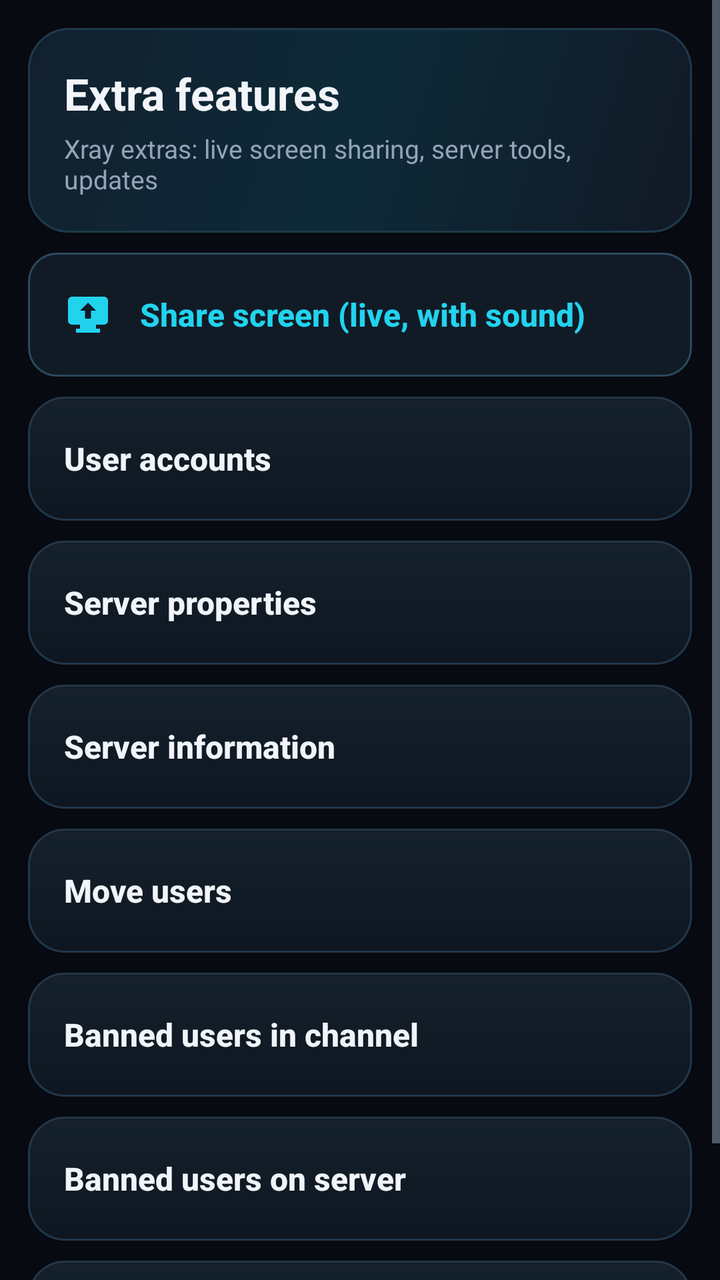
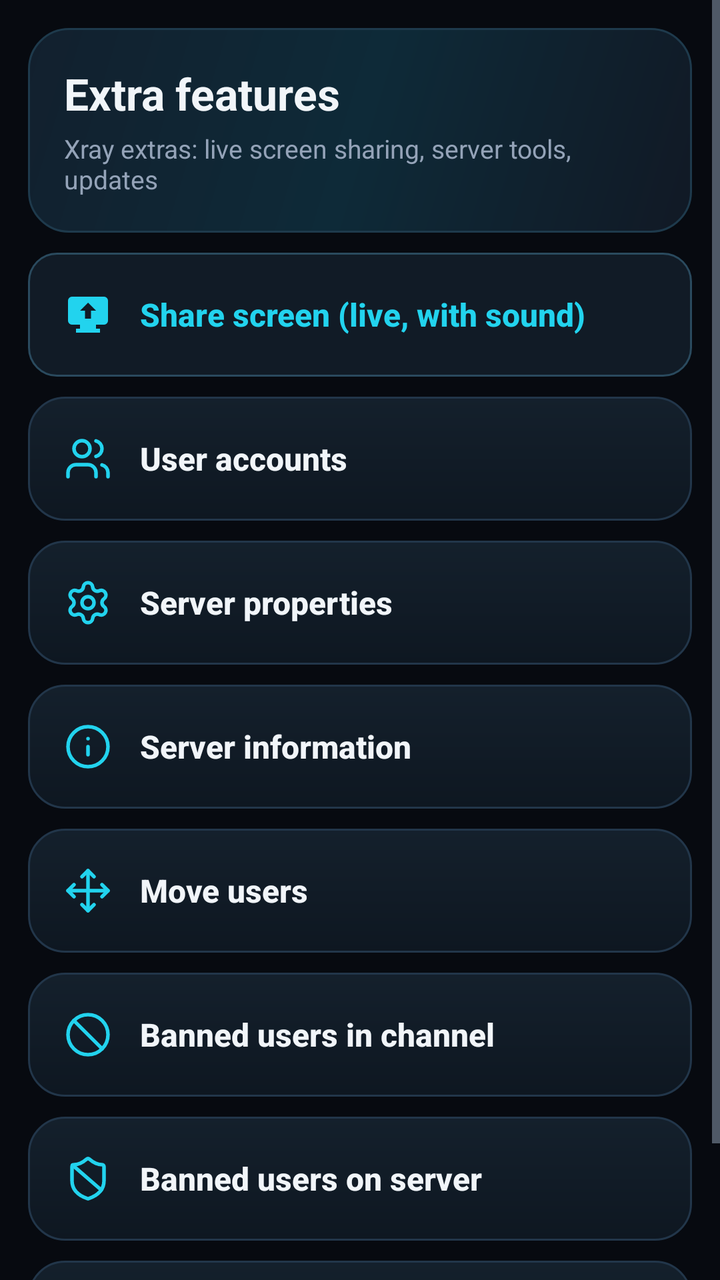

Two renders of the same Android screen: before a commit and after it. Below are the layout's source before the change and the commit's diff.
<!-- AndroidManifest.xml: application theme AppTheme -->
<!-- res/layout/activity_xray_admin.xml -->
<?xml version="1.0" encoding="utf-8"?>
<ScrollView xmlns:android="http://schemas.android.com/apk/res/android"
    android:layout_width="match_parent"
    android:layout_height="match_parent"
    android:background="@color/xray_bg"
    android:fillViewport="true">

    <LinearLayout
        android:layout_width="match_parent"
        android:layout_height="wrap_content"
        android:orientation="vertical"
        android:paddingStart="14dp"
        android:paddingTop="14dp"
        android:paddingEnd="14dp"
        android:paddingBottom="24dp">

        <LinearLayout
            android:layout_width="match_parent"
            android:layout_height="wrap_content"
            android:background="@drawable/xray_hero"
            android:orientation="vertical"
            android:padding="18dp">

            <TextView
                android:id="@+id/txt_xray_admin_title"
                android:layout_width="match_parent"
                android:layout_height="wrap_content"
                android:text="@string/xray_admin"
                android:textColor="@color/xray_text"
                android:textSize="22sp"
                android:textStyle="bold" />

            <TextView
                android:layout_width="match_parent"
                android:layout_height="wrap_content"
                android:layout_marginTop="4dp"
                android:text="@string/xray_admin_subtitle"
                android:textColor="@color/xray_text_dim"
                android:textSize="13sp" />
        </LinearLayout>

        <Button
            android:id="@+id/btn_xray_share"
            style="@style/XrayAccentTile"
            android:drawableStart="@drawable/xray_ic_share"
            android:drawablePadding="14dp"
            android:text="@string/xray_hub_share" />

        <Button
            android:id="@+id/btn_xray_user_accounts"
            style="@style/XrayTile"
            android:text="@string/xray_user_accounts" />

        <Button
            android:id="@+id/btn_xray_server_props"
            style="@style/XrayTile"
            android:text="@string/xray_server_props" />

        <Button
            android:id="@+id/btn_xray_server_info"
            style="@style/XrayTile"
            android:text="@string/xray_server_info" />

        <Button
            android:id="@+id/btn_xray_move_users"
            style="@style/XrayTile"
            android:text="@string/xray_move_users" />

        <Button
            android:id="@+id/btn_xray_channel_bans"
            style="@style/XrayTile"
            android:text="@string/xray_channel_bans" />

        <Button
            android:id="@+id/btn_xray_server_bans"
            style="@style/XrayTile"
            android:text="@string/xray_server_bans" />

        <Button
            android:id="@+id/btn_xray_update"
            style="@style/XrayTile"
            android:drawableStart="@drawable/xray_ic_update"
            android:drawablePadding="14dp"
            android:text="@string/xray_hub_update" />
    </LinearLayout>
</ScrollView>
<!-- resources referenced by this layout -->
<resources>
  <!-- unchanged entries left out for length: 29 -->
</resources>

<!-- the commit's change to res/layout/activity_xray_admin.xml (unified diff, before → after) -->
@@ -49,31 +49,43 @@
         <Button
             android:id="@+id/btn_xray_user_accounts"
             style="@style/XrayTile"
+            android:drawableStart="@drawable/xray_ic_users"
+            android:drawablePadding="14dp"
             android:text="@string/xray_user_accounts" />
 
         <Button
             android:id="@+id/btn_xray_server_props"
             style="@style/XrayTile"
+            android:drawableStart="@drawable/xray_ic_settings"
+            android:drawablePadding="14dp"
             android:text="@string/xray_server_props" />
 
         <Button
             android:id="@+id/btn_xray_server_info"
             style="@style/XrayTile"
+            android:drawableStart="@drawable/xray_ic_info"
+            android:drawablePadding="14dp"
             android:text="@string/xray_server_info" />
 
         <Button
             android:id="@+id/btn_xray_move_users"
             style="@style/XrayTile"
+            android:drawableStart="@drawable/xray_ic_move"
+            android:drawablePadding="14dp"
             android:text="@string/xray_move_users" />
 
         <Button
             android:id="@+id/btn_xray_channel_bans"
             style="@style/XrayTile"
+            android:drawableStart="@drawable/xray_ic_ban"
+            android:drawablePadding="14dp"
             android:text="@string/xray_channel_bans" />
 
         <Button
             android:id="@+id/btn_xray_server_bans"
             style="@style/XrayTile"
+            android:drawableStart="@drawable/xray_ic_bans"
+            android:drawablePadding="14dp"
             android:text="@string/xray_server_bans" />
 
         <Button
<!-- resource entries referenced after the edit -->
@@ -1,5 +1,60 @@
 <!-- resources referenced by this layout -->
 <resources>
+  <!-- drawable xray_ic_ban (drawable) -->
+  <?xml version="1.0" encoding="utf-8"?>
+  <vector xmlns:android="http://schemas.android.com/apk/res/android"
+      android:width="24dp" android:height="24dp"
+      android:viewportWidth="24" android:viewportHeight="24">
+      <path android:pathData="M2.000000,12.000000A10.000000,10.000000 0 1,0 22.000000,12.000000A10.000000,10.000000 0 1,0 2.000000,12.000000Z" android:strokeColor="#22D3EE" android:strokeWidth="1.8" android:strokeLineCap="round" android:strokeLineJoin="round" android:fillColor="#00000000" />
+      <path android:pathData="M4.929 4.929 19.07 19.071" android:strokeColor="#22D3EE" android:strokeWidth="1.8" android:strokeLineCap="round" android:strokeLineJoin="round" android:fillColor="#00000000" />
+  </vector>
+  <!-- drawable xray_ic_bans (drawable) -->
+  <?xml version="1.0" encoding="utf-8"?>
+  <vector xmlns:android="http://schemas.android.com/apk/res/android"
+      android:width="24dp" android:height="24dp"
+      android:viewportWidth="24" android:viewportHeight="24">
+      <path android:pathData="M20 13c0 5-3.5 7.5-7.66 8.95a1 1 0 0 1-.67-.01C7.5 20.5 4 18 4 13V6a1 1 0 0 1 1-1c2 0 4.5-1.2 6.24-2.72a1.17 1.17 0 0 1 1.52 0C14.51 3.81 17 5 19 5a1 1 0 0 1 1 1z" android:strokeColor="#22D3EE" android:strokeWidth="1.8" android:strokeLineCap="round" android:strokeLineJoin="round" android:fillColor="#00000000" />
+      <path android:pathData="m4.243 5.21 14.39 12.472" android:strokeColor="#22D3EE" android:strokeWidth="1.8" android:strokeLineCap="round" android:strokeLineJoin="round" android:fillColor="#00000000" />
+  </vector>
+  <!-- drawable xray_ic_info (drawable) -->
+  <?xml version="1.0" encoding="utf-8"?>
+  <vector xmlns:android="http://schemas.android.com/apk/res/android"
+      android:width="24dp" android:height="24dp"
+      android:viewportWidth="24" android:viewportHeight="24">
+      <path android:pathData="M2.000000,12.000000A10.000000,10.000000 0 1,0 22.000000,12.000000A10.000000,10.000000 0 1,0 2.000000,12.000000Z" android:strokeColor="#22D3EE" android:strokeWidth="1.8" android:strokeLineCap="round" android:strokeLineJoin="round" android:fillColor="#00000000" />
+      <path android:pathData="M12 16v-4" android:strokeColor="#22D3EE" android:strokeWidth="1.8" android:strokeLineCap="round" android:strokeLineJoin="round" android:fillColor="#00000000" />
+      <path android:pathData="M12 8h.01" android:strokeColor="#22D3EE" android:strokeWidth="1.8" android:strokeLineCap="round" android:strokeLineJoin="round" android:fillColor="#00000000" />
+  </vector>
+  <!-- drawable xray_ic_move (drawable) -->
+  <?xml version="1.0" encoding="utf-8"?>
+  <vector xmlns:android="http://schemas.android.com/apk/res/android"
+      android:width="24dp" android:height="24dp"
+      android:viewportWidth="24" android:viewportHeight="24">
+      <path android:pathData="M12 2v20" android:strokeColor="#22D3EE" android:strokeWidth="1.8" android:strokeLineCap="round" android:strokeLineJoin="round" android:fillColor="#00000000" />
+      <path android:pathData="m15 19-3 3-3-3" android:strokeColor="#22D3EE" android:strokeWidth="1.8" android:strokeLineCap="round" android:strokeLineJoin="round" android:fillColor="#00000000" />
+      <path android:pathData="m19 9 3 3-3 3" android:strokeColor="#22D3EE" android:strokeWidth="1.8" android:strokeLineCap="round" android:strokeLineJoin="round" android:fillColor="#00000000" />
+      <path android:pathData="M2 12h20" android:strokeColor="#22D3EE" android:strokeWidth="1.8" android:strokeLineCap="round" android:strokeLineJoin="round" android:fillColor="#00000000" />
+      <path android:pathData="m5 9-3 3 3 3" android:strokeColor="#22D3EE" android:strokeWidth="1.8" android:strokeLineCap="round" android:strokeLineJoin="round" android:fillColor="#00000000" />
+      <path android:pathData="m9 5 3-3 3 3" android:strokeColor="#22D3EE" android:strokeWidth="1.8" android:strokeLineCap="round" android:strokeLineJoin="round" android:fillColor="#00000000" />
+  </vector>
+  <!-- drawable xray_ic_settings (drawable) -->
+  <?xml version="1.0" encoding="utf-8"?>
+  <vector xmlns:android="http://schemas.android.com/apk/res/android"
+      android:width="24dp" android:height="24dp"
+      android:viewportWidth="24" android:viewportHeight="24">
+      <path android:pathData="M9.671 4.136a2.34 2.34 0 0 1 4.659 0 2.34 2.34 0 0 0 3.319 1.915 2.34 2.34 0 0 1 2.33 4.033 2.34 2.34 0 0 0 0 3.831 2.34 2.34 0 0 1-2.33 4.033 2.34 2.34 0 0 0-3.319 1.915 2.34 2.34 0 0 1-4.659 0 2.34 2.34 0 0 0-3.32-1.915 2.34 2.34 0 0 1-2.33-4.033 2.34 2.34 0 0 0 0-3.831A2.34 2.34 0 0 1 6.35 6.051a2.34 2.34 0 0 0 3.319-1.915" android:strokeColor="#22D3EE" android:strokeWidth="1.8" android:strokeLineCap="round" android:strokeLineJoin="round" android:fillColor="#00000000" />
+      <path android:pathData="M9.000000,12.000000A3.000000,3.000000 0 1,0 15.000000,12.000000A3.000000,3.000000 0 1,0 9.000000,12.000000Z" android:strokeColor="#22D3EE" android:strokeWidth="1.8" android:strokeLineCap="round" android:strokeLineJoin="round" android:fillColor="#00000000" />
+  </vector>
+  <!-- drawable xray_ic_users (drawable) -->
+  <?xml version="1.0" encoding="utf-8"?>
+  <vector xmlns:android="http://schemas.android.com/apk/res/android"
+      android:width="24dp" android:height="24dp"
+      android:viewportWidth="24" android:viewportHeight="24">
+      <path android:pathData="M16 21v-2a4 4 0 0 0-4-4H6a4 4 0 0 0-4 4v2" android:strokeColor="#22D3EE" android:strokeWidth="1.8" android:strokeLineCap="round" android:strokeLineJoin="round" android:fillColor="#00000000" />
+      <path android:pathData="M16 3.128a4 4 0 0 1 0 7.744" android:strokeColor="#22D3EE" android:strokeWidth="1.8" android:strokeLineCap="round" android:strokeLineJoin="round" android:fillColor="#00000000" />
+      <path android:pathData="M22 21v-2a4 4 0 0 0-3-3.87" android:strokeColor="#22D3EE" android:strokeWidth="1.8" android:strokeLineCap="round" android:strokeLineJoin="round" android:fillColor="#00000000" />
+      <path android:pathData="M5.000000,7.000000A4.000000,4.000000 0 1,0 13.000000,7.000000A4.000000,4.000000 0 1,0 5.000000,7.000000Z" android:strokeColor="#22D3EE" android:strokeWidth="1.8" android:strokeLineCap="round" android:strokeLineJoin="round" android:fillColor="#00000000" />
+  </vector>
   <!-- unchanged entries left out for length: 29 -->
 </resources>
 
